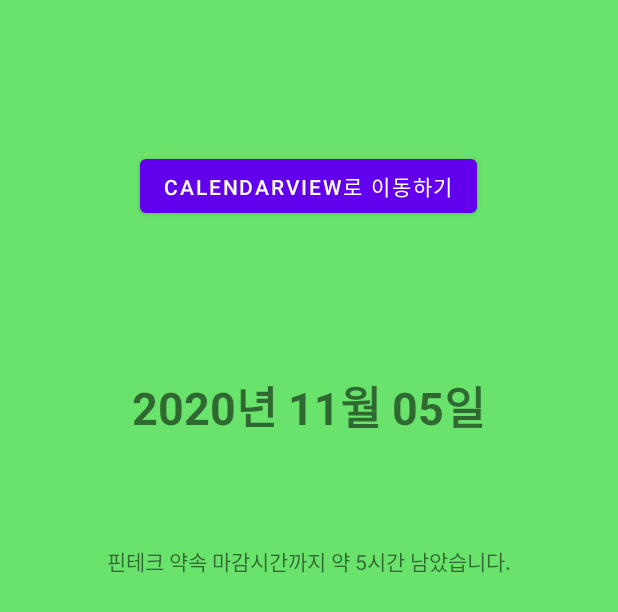
After one commit to MinjaeKim1/MyPlanner, an Android app: the layout fragment_main_fragment1.xml on its own in the app's theme, with its tools: preview values and no code run, on a phone screen of 412 x 824 dp. The commit adds this screen. Shown: the top 612 px of the screen. Run offline under Robolectric (Android 15) with nearby library versions, the phone set to English and light mode, and no system bars.

Commit message:
implement viewpager at mainActivity and calendarActivity

```diff
--- a/app/src/main/AndroidManifest.xml
+++ b/app/src/main/AndroidManifest.xml
@@ -16,6 +16,7 @@
                 <category android:name="android.intent.category.LAUNCHER" />
             </intent-filter>
         </activity>
+        <activity android:name=".CalendarActivity"/>
     </application>
 
 </manifest>
--- /dev/null
+++ b/app/src/main/res/layout/fragment_main_fragment1.xml
@@ -0,0 +1,32 @@
+<?xml version="1.0" encoding="utf-8"?>
+<LinearLayout xmlns:android="http://schemas.android.com/apk/res/android"
+    android:layout_width="match_parent"
+    android:layout_height="match_parent"
+    android:orientation="vertical"
+    android:background="#69E36B">
+
+    <Button
+        android:id="@+id/calendar_btn"
+        android:layout_width="wrap_content"
+        android:layout_height="wrap_content"
+        android:layout_marginTop="100dp"
+        android:layout_marginBottom="100dp"
+        android:text="calendarView로 이동하기"
+        android:layout_gravity="center"/>
+
+    <TextView
+        android:layout_width="wrap_content"
+        android:layout_height="wrap_content"
+        android:text="2020년 11월 05일"
+        android:layout_gravity="center"
+        android:textSize="30dp"
+        android:textStyle="bold"/>
+
+    <TextView
+        android:layout_marginTop="70dp"
+        android:layout_width="wrap_content"
+        android:layout_height="wrap_content"
+        android:text="핀테크 약속 마감시간까지 약 5시간 남았습니다."
+        android:layout_gravity="center"/>
+
+</LinearLayout>
--- a/app/src/main/res/values/strings.xml
+++ b/app/src/main/res/values/strings.xml
@@ -1,3 +1,5 @@
 <resources>
     <string name="app_name">Dawaga</string>
+    <!-- TODO: Remove or change this placeholder text -->
+    <string name="hello_blank_fragment">Hello blank fragment</string>
 </resources>
--- a/build.gradle
+++ b/build.gradle
@@ -14,6 +14,8 @@ buildscript {
 
 allprojects {
     repositories {
+        jcenter()
+        maven { url 'https://jitpack.io'}
         google()
         jcenter()
     }
```
Also changed, not shown: app/build.gradle (+7 -0 lines), app/src/main/java/com/gachon/dawaga/CalendarActivity.java (added, +21 -0 lines), app/src/main/java/com/gachon/dawaga/MainActivity.java (+17 -0 lines), app/src/main/java/com/gachon/dawaga/Main_fragment1.java (added, +34 -0 lines), app/src/main/java/com/gachon/dawaga/Main_fragment2.java (added, +21 -0 lines), app/src/main/java/com/gachon/dawaga/Main_fragment3.java (added, +21 -0 lines), app/src/main/java/com/gachon/dawaga/Main_fragment4.java (added, +21 -0 lines), app/src/main/java/com/gachon/dawaga/MyPagerAdapter.java (added, +41 -0 lines), app/src/main/res/layout/activity_canlendar.xml (added, +29 -0 lines), app/src/main/res/layout/activity_main.xml (+28 -7 lines), app/src/main/res/layout/fragment_main_fragment2.xml (added, +24 -0 lines), app/src/main/res/layout/fragment_main_fragment3.xml (added, +24 -0 lines), app/src/main/res/layout/fragment_main_fragment4.xml (added, +24 -0 lines).
